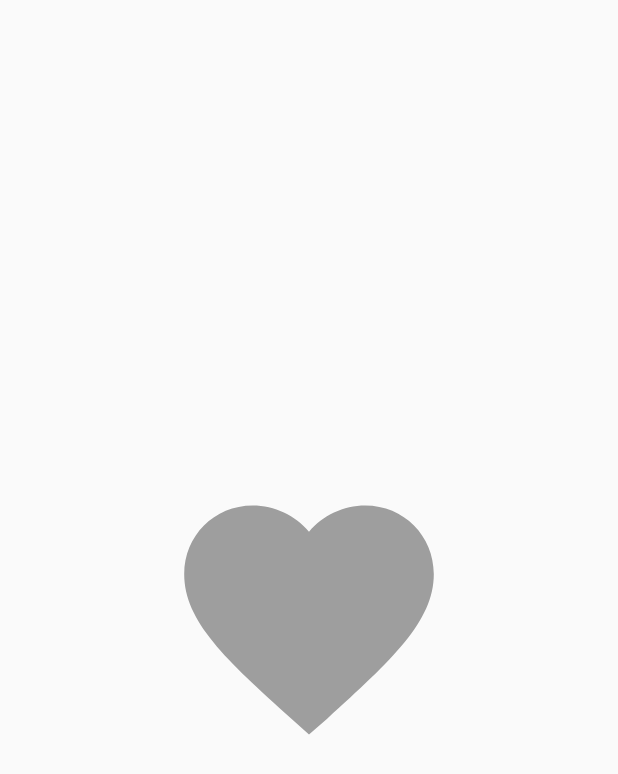
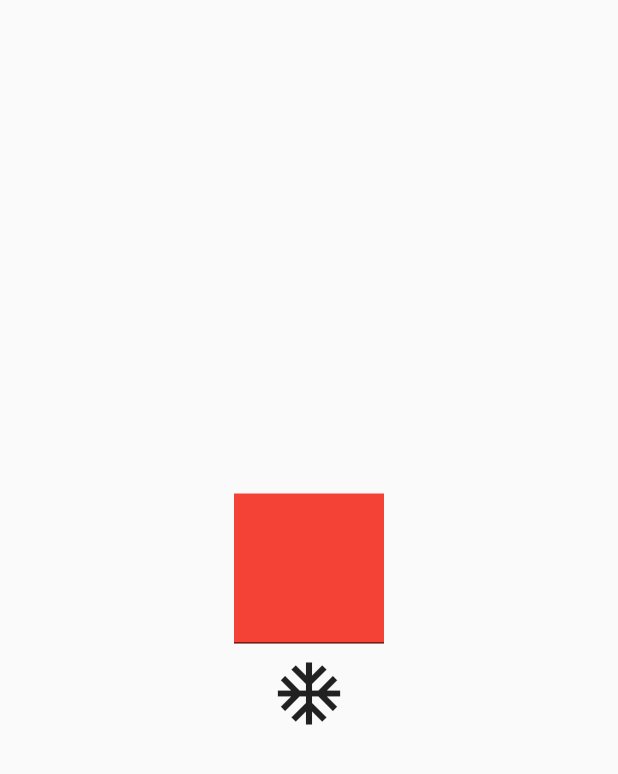
Before and after one commit to Amrit0786/FlutterAnimation, a Flutter app: the screen it shows after launch, on a phone screen of 412 x 824 dp. Shown: the top 774 px of the screen. Run offline on Flutter 3.47's test engine with Material 2 defaults, Android fonts, the phone set to English and light mode, and no system bars.

Commit message:
Using staggered animation and tween sequence together

```diff
--- a/lib/main.dart
+++ b/lib/main.dart
@@ -1,5 +1,6 @@
 import 'package:flutter/material.dart';
 import 'package:flutter_animation/explicit_animation.dart';
+import 'package:flutter_animation/staggered_animation.dart';
 
 void main() {
   runApp(MyApp());
@@ -14,7 +15,7 @@ class MyApp extends StatelessWidget {
         primarySwatch: Colors.blue,
         visualDensity: VisualDensity.adaptivePlatformDensity,
       ),
-      home: ExplicitAnimation(),
+      home: StaggeredAnimation(),
     );
   }
 }
--- /dev/null
+++ b/lib/staggered_animation.dart
@@ -0,0 +1,78 @@
+import 'package:flutter/material.dart';
+
+class StaggeredAnimation extends StatefulWidget {
+  @override
+  _StaggeredAnimationState createState() => _StaggeredAnimationState();
+}
+
+class _StaggeredAnimationState extends State<StaggeredAnimation>
+    with SingleTickerProviderStateMixin {
+  AnimationController _controller;
+  Animation sizeAnimation;
+  Animation colorAnimation;
+
+  @override
+  void initState() {
+    super.initState();
+    _controller =
+        AnimationController(duration: Duration(seconds: 2), vsync: this);
+
+    sizeAnimation = Tween<double>(begin: 100, end: 300)
+        .animate(CurvedAnimation(curve: Interval(0, 0.5), parent: _controller));
+    colorAnimation = TweenSequence([
+      TweenSequenceItem(
+          tween: ColorTween(begin: Colors.red, end: Colors.yellow), weight: 1),
+      TweenSequenceItem(
+          tween: ColorTween(begin: Colors.yellow, end: Colors.green), weight: 1)
+    ]).animate(
+      CurvedAnimation(curve: Interval(0.5, 1.0), parent: _controller),
+    );
+    ;
+  }
+
+  @override
+  void dispose() {
+    _controller.dispose();
+    super.dispose();
+  }
+
+  @override
+  Widget build(BuildContext context) {
+    return Scaffold(
+      body: Center(
+        child: Column(
+          crossAxisAlignment: CrossAxisAlignment.center,
+          mainAxisAlignment: MainAxisAlignment.center,
+          children: [
+            AnimatedBuilder(
+              animation: _controller,
+              builder: (context, _) {
+                return Container(
+                  width: sizeAnimation.value,
+                  height: sizeAnimation.value,
+                  decoration: BoxDecoration(
+                    color: colorAnimation.value,
+                    border: Border(
+                      bottom: BorderSide(color: Colors.black54),
+                    ),
+                  ),
+                );
+              },
+            ),
+            IconButton(
+              icon: Icon(Icons.ac_unit),
+              iconSize: 50,
+              onPressed: () {
+                if (_controller.isCompleted) {
+                  _controller.reverse();
+                } else {
+                  _controller.forward();
+                }
+              },
+            )
+          ],
+        ),
+      ),
+    );
+  }
+}
```
